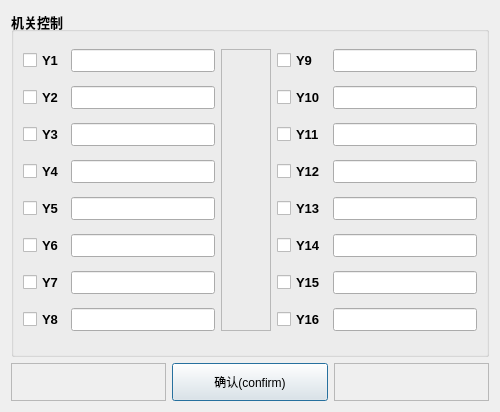
Qt form OrganDlg_Ui.ui (zzw168/MainCtl) before a commit.
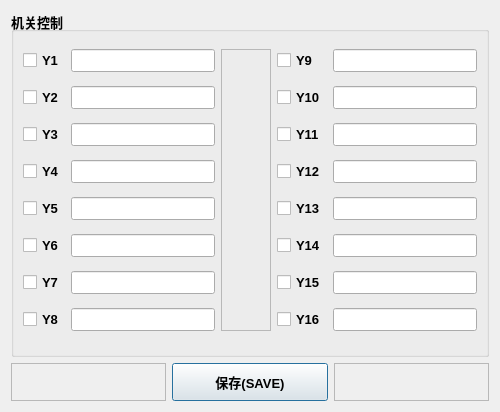
The same form after that commit.

```diff
--- a/OrganDlg_Ui.ui
+++ b/OrganDlg_Ui.ui
@@ -246,8 +246,14 @@
        <height>16777215</height>
       </size>
      </property>
+     <property name="font">
+      <font>
+       <pointsize>10</pointsize>
+       <bold>true</bold>
+      </font>
+     </property>
      <property name="text">
-      <string>确认(confirm)</string>
+      <string>保存(SAVE)</string>
      </property>
     </widget>
    </item>
```
